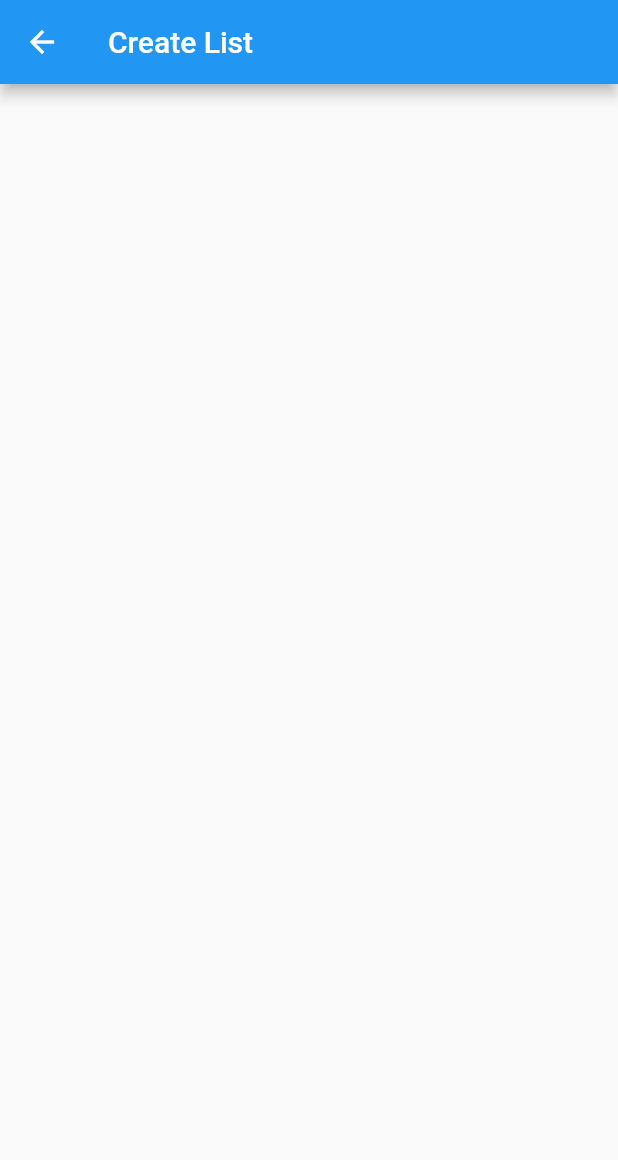
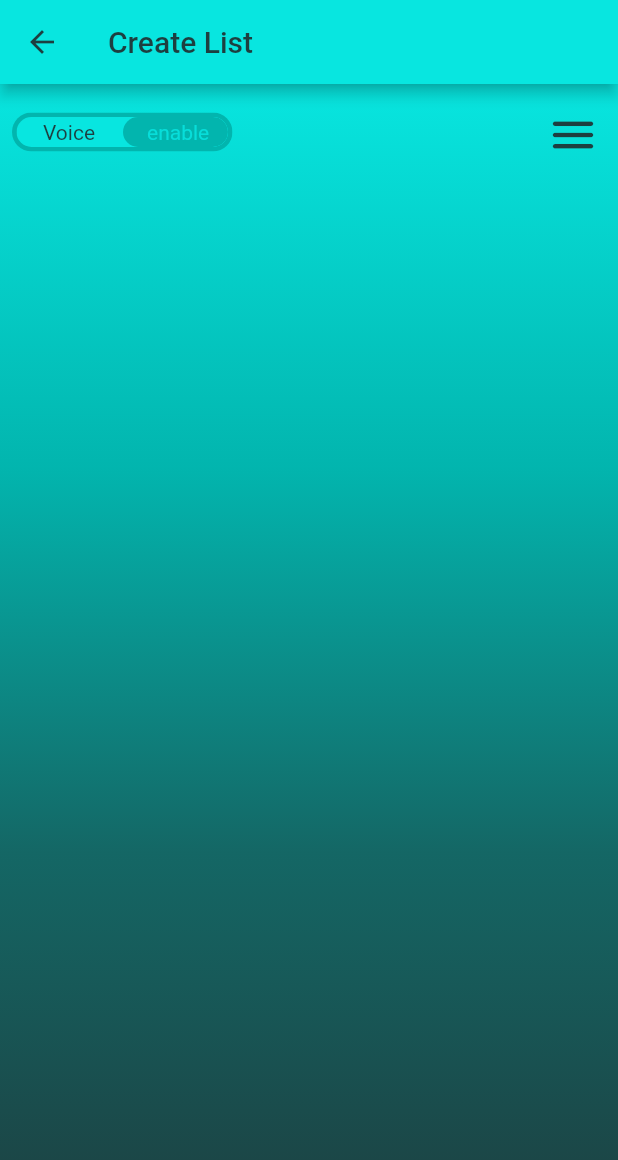
Before and after one commit to ListMe-MP/list_me, a Flutter app: the CreateList screen opened directly, on a phone screen of 412 x 824 dp. Shown: the top 1160 px of the screen. Run offline on Flutter 3.47's test engine with Material 2 defaults, Android fonts, the phone set to English and light mode, and no system bars; drawn by our look-alikes of toggle_switch; our stand-ins replace google_fonts, smooth_page_indicator.

Commit message:
edit create list page

```diff
--- a/lib/components/buttons.dart
+++ b/lib/components/buttons.dart
@@ -2,6 +2,7 @@ import 'package:flutter/material.dart';
 import 'package:google_fonts/google_fonts.dart';
 import 'package:list_me/components/colors.dart';
 
+// ignore: must_be_immutable
 class ButtonItemTile extends StatelessWidget {
   final String btnName;
   final String imgPath;
--- a/lib/screens/create_list.dart
+++ b/lib/screens/create_list.dart
@@ -1,12 +1,129 @@
 import 'package:flutter/material.dart';
+import 'package:list_me/components/colors.dart';
+import 'package:list_me/data/menu_items.dart';
+import 'package:list_me/model/menu_item.dart';
+import 'package:list_me/screens/Settings_page.dart';
+import 'package:list_me/screens/Share_page.dart';
+import 'package:toggle_switch/toggle_switch.dart';
 
 class CreateList extends StatelessWidget {
   const CreateList({super.key});
 
+  PopupMenuItem<MenuItem> buildItem(MenuItem item) => PopupMenuItem<MenuItem>(
+      value: item,
+      child: Row(
+        children: [
+          Icon(
+            item.icon,
+            color: Colors.black,
+            size: 20,
+          ),
+          const SizedBox(
+            width: 12,
+          ),
+          Text(item.text),
+        ],
+      ));
+
   @override
   Widget build(BuildContext context) {
     return Scaffold(
-      appBar: AppBar(title: Text("Create List"),),
+      appBar: AppBar(
+        title: const Text(
+          "Create List",
+          style: TextStyle(color: tc1),
+          textAlign: TextAlign.justify,
+        ),
+        backgroundColor: tc4,
+        foregroundColor: tc1,
+      ),
+      body: SafeArea(
+          child: Container(
+        decoration: const BoxDecoration(
+            gradient: LinearGradient(
+                begin: Alignment.topCenter,
+                end: Alignment.bottomCenter,
+                colors: [tc4, tc3, tc2, tc1])),
+        child: Column(crossAxisAlignment: CrossAxisAlignment.center, children: [
+          // voice enable
+          Padding(
+            padding: const EdgeInsets.all(8.0),
+            child: Row(
+              mainAxisAlignment: MainAxisAlignment.spaceBetween,
+              children: [
+                // const Text("Voice enable"),
+                ToggleSwitch(
+                  borderColor: [tc3],
+                  minWidth: 70.0,
+                  minHeight: 20,
+                  cornerRadius: 20.0,
+                  activeBgColors: [
+                    [tc1],
+                    [tc3]
+                  ],
+                  activeFgColor: ttc1,
+                  inactiveBgColor: tc4,
+                  inactiveFgColor: tc1,
+                  initialLabelIndex: 1,
+                  totalSwitches: 2,
+                  labels: ['Voice', ' enable'],
+                  radiusStyle: true,
+                  onToggle: (index) {
+                    print('switched to: $index');
+                  },
+                ),
+
+                // menu button
+                PopupMenuButton<MenuItem>(
+                    icon: Icon(
+                      Icons.menu_rounded,
+                      color: tc1,
+                      size: 36,
+                    ),
+                    onSelected: (item) => onSelected(context, item),
+                    itemBuilder: (context) => [
+                          ...MenuItems.itemsFirst.map(buildItem).toList(),
+                          PopupMenuDivider(),
+                          ...MenuItems.itemsSecond.map(buildItem).toList(),
+                        ])
+              ],
+            ),
+          ),
+
+          // body
+
+
+
+          // // horizontal line
+          // const Padding(
+          //   padding: EdgeInsets.all(25.0),
+          //   child: Divider(
+          //     thickness: 1,
+          //     color: Color.fromRGBO(188, 253, 250, 1),
+          //   ),
+          // ),
+          // // child: Color.fromRGBO(188, 253, 250, 1),
+
+          // // help button
+          // const Text("help"),
+        ]),
+      )),
     );
   }
+
+  onSelected(BuildContext context, MenuItem item) {
+    switch (item) {
+      case MenuItems.itemSettings:
+        Navigator.of(context).push(
+          MaterialPageRoute(builder: (context) => SettingsPage()),
+        );
+        break;
+      case MenuItems.itemShare:
+        Navigator.of(context).push(
+          MaterialPageRoute(builder: (context) => SharePage()),
+        );
+        break;
+      default:
+    }
+  }
 }
```
